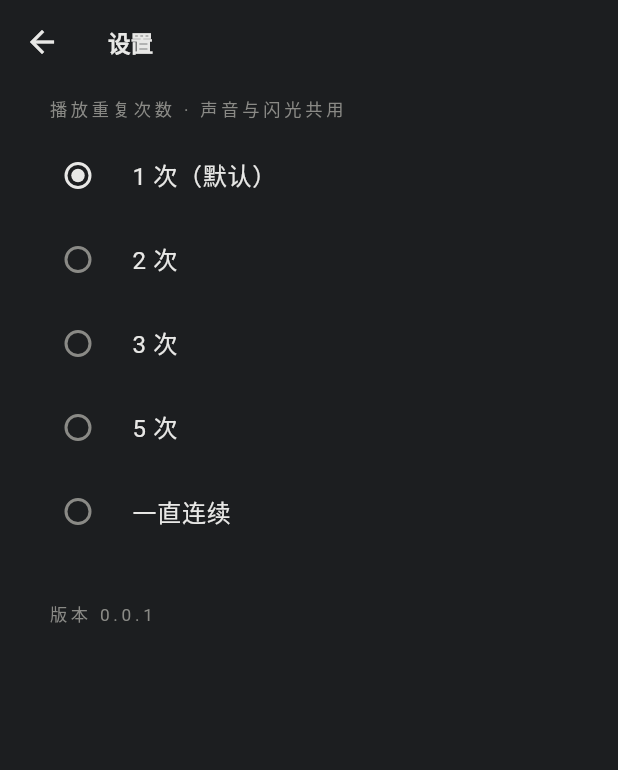
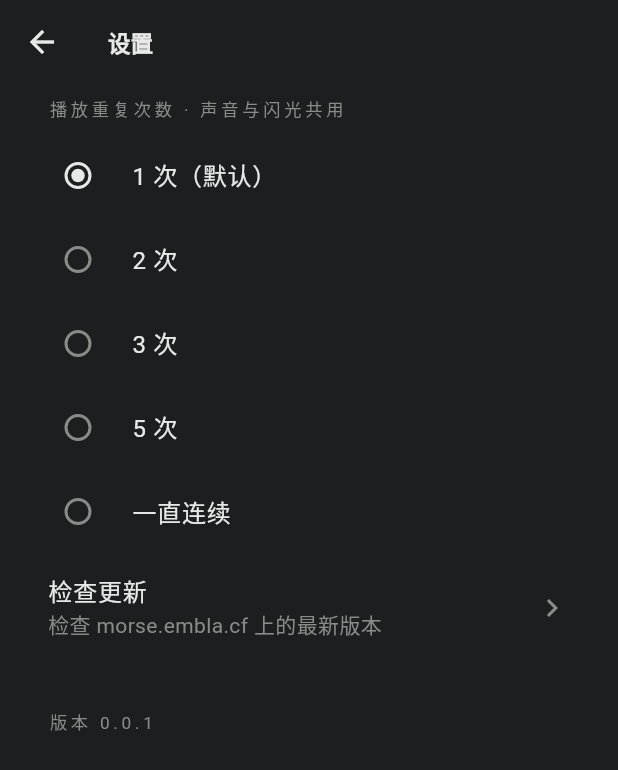
Before and after one commit to lyxamour/morse, a Flutter app: the screen it shows after launch, after a tap on the "settings" icon, on a phone screen of 412 x 824 dp. Shown: the top 770 px of the screen. Run offline on Flutter 3.47's test engine with Material 3 defaults, Android fonts, the phone set to English and light mode, and no system bars; our stand-ins replace app_links, audioplayers, package_info_plus, share_plus; missing offline and left inert: torch_light; network calls fail.

Commit message:
CI/CD：版本变更自动 release（Android arm64 + macOS DMG + CF Pages），app 内检查更新
- .github/workflows/release.yml：pubspec 版本变化时打 tag → 构建发布 →
  web 携 update.json 部署 CF（密钥未配则跳过并告警）
- 体积优化：Android 仅 arm64 ABI + 混淆 + 符号外置；macOS UDZO 压缩 DMG
- 国内加速：更新清单走 CF Pages（morse.embla.cf），APK 下载走 gh-proxy 镜像
- 设置页「检查更新」+ release 启动静默检查，非 dev 构建

```diff
--- a/lib/main.dart
+++ b/lib/main.dart
@@ -13,7 +13,9 @@ import 'package:url_launcher/url_launcher.dart';
 
 import 'morse_audio.dart';
 import 'morse_codec.dart';
+
 import 'share_codec.dart';
+import 'updater.dart';
 
 void main() {
   runApp(const MorseApp());
@@ -202,6 +204,8 @@ class _MorseHomePageState extends State<MorseHomePage> {
     WidgetsBinding.instance.addPostFrameCallback((_) {
       if (mounted) _inputFocus.requestFocus();
     });
+    // release 静默检查更新（dev/test 不查）
+    if (kReleaseMode && !kIsWeb) _checkUpdate();
     _audioPlayer.onPlayerComplete.listen((_) async {
       if (!mounted || !_playing) return;
       _rounds++;
@@ -434,6 +438,46 @@ class _MorseHomePageState extends State<MorseHomePage> {
     );
   }
 
+  /// 检查更新：读 CF Pages 上的 update.json（国内可达），
+  /// 有新版弹窗，Android 下载 APK 走 gh-proxy 镜像，其他平台开 Release 页。
+  Future<void> _checkUpdate({bool manual = false}) async {
+    try {
+      final info = await fetchLatestUpdate();
+      final current = await PackageInfo.fromPlatform();
+      if (compareVersions(info.version, current.version) <= 0) {
+        if (manual) _snack('已是最新版本');
+        return;
+      }
+      if (!mounted) return;
+      await showDialog<void>(
+        context: context,
+        builder: (dialogContext) => AlertDialog(
+          title: Text('发现新版本 v${info.version}'),
+          content: Text('当前 v${current.version}，建议更新。'),
+          actions: [
+            TextButton(
+              onPressed: () => Navigator.pop(dialogContext),
+              child: const Text('稍后'),
+            ),
+            FilledButton(
+              onPressed: () {
+                Navigator.pop(dialogContext);
+                final url =
+                    !kIsWeb && defaultTargetPlatform == TargetPlatform.android
+                    ? mirrorUrl(info.apk)
+                    : info.page;
+                launchUrl(Uri.parse(url), mode: LaunchMode.externalApplication);
+              },
+              child: const Text('下载更新'),
+            ),
+          ],
+        ),
+      );
+    } on Exception {
+      if (manual) _snack('检查更新失败，请稍后重试');
+    }
+  }
+
   void _rebuild() {
     if (_playing) {
       _playing = false;
@@ -584,6 +628,7 @@ class _MorseHomePageState extends State<MorseHomePage> {
                         playCount: _playCount,
                         onChanged: (count) =>
                             setState(() => _playCount = count),
+                        onCheckUpdate: () => _checkUpdate(manual: true),
                       ),
                     ),
                   );
@@ -884,10 +929,12 @@ class SettingsPage extends StatefulWidget {
     super.key,
     required this.playCount,
     required this.onChanged,
+    required this.onCheckUpdate,
   });
 
   final PlayCount playCount;
   final ValueChanged<PlayCount> onChanged;
+  final VoidCallback onCheckUpdate;
 
   @override
   State<SettingsPage> createState() => _SettingsPageState();
@@ -952,6 +999,13 @@ class _SettingsPageState extends State<SettingsPage> {
                 ],
               ),
             ),
+            ListTile(
+              contentPadding: EdgeInsets.zero,
+              title: const Text('检查更新'),
+              subtitle: const Text('检查 morse.embla.cf 上的最新版本'),
+              trailing: const Icon(Icons.chevron_right),
+              onTap: widget.onCheckUpdate,
+            ),
             if (_version.isNotEmpty)
               Padding(
                 padding: const EdgeInsets.only(top: 32),
--- a/pubspec.yaml
+++ b/pubspec.yaml
@@ -43,6 +43,7 @@ dependencies:
   share_plus: ^13.3.0
   url_launcher: ^6.3.2
   package_info_plus: ^10.2.1
+  http: ^1.6.0
 
 dev_dependencies:
   flutter_test:
```
Also changed, not shown: lib/updater.dart (added, +52 -0 lines), pubspec.lock, 3 other files.
